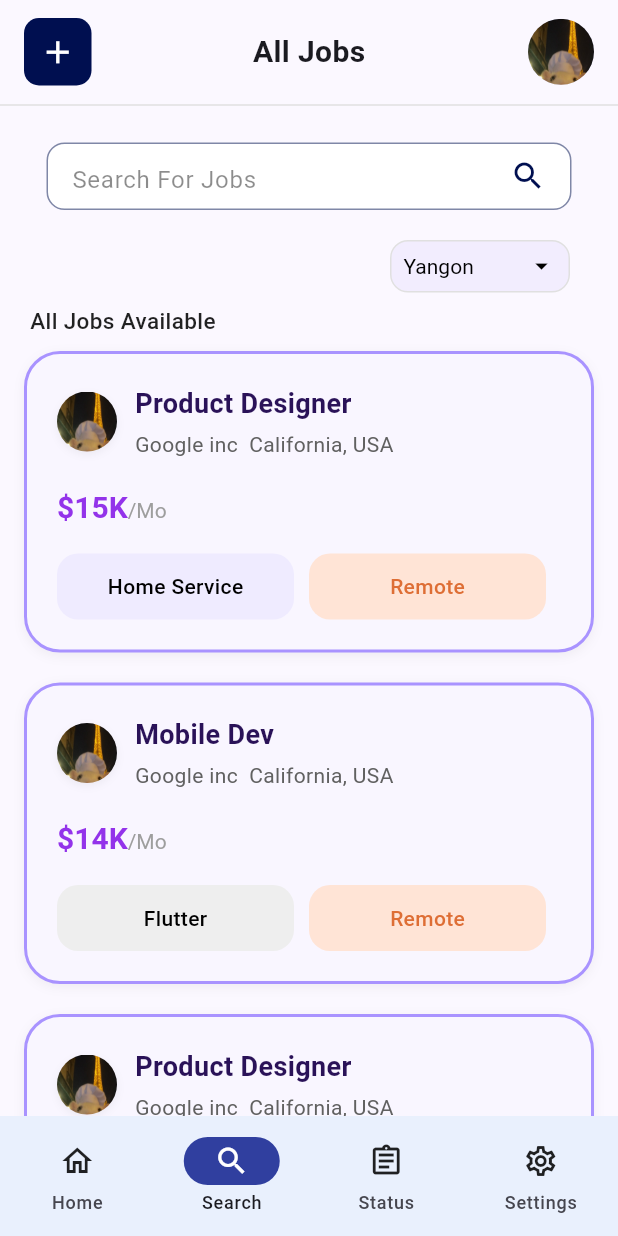
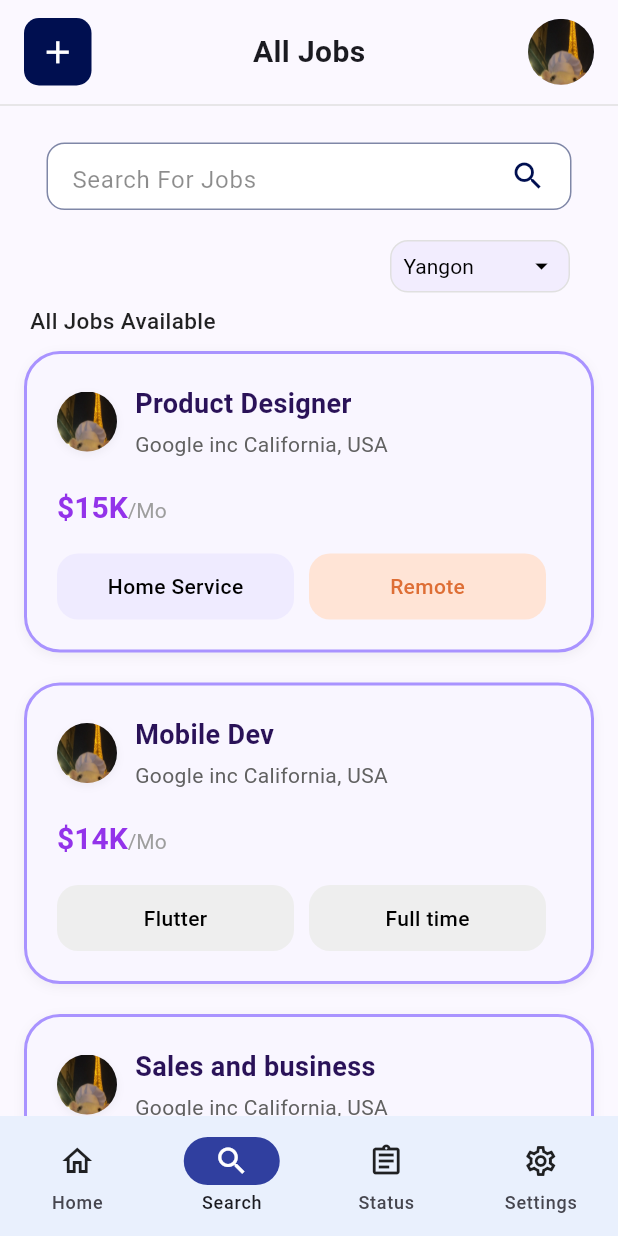
Before and after one commit to nypoclary/easy_hire, a Flutter app: the JobSearchScreen screen opened by its route, on a phone screen of 412 x 824 dp. Run offline on Flutter 3.47's test engine with Material 3 defaults, Android fonts, the phone set to English and light mode, and no system bars; our stand-ins replace flutter_riverpod, go_router.

Commit message:
job_filter_options_feat_final

```diff
--- a/lib/core/app_router.dart
+++ b/lib/core/app_router.dart
@@ -7,11 +7,11 @@ import 'package:go_router/go_router.dart';
 
 class AppRouter {
   static final router = GoRouter(
-    initialLocation: '/home',
+    initialLocation: '/',
     //errorBuilder: (context, state) => const NotFoundScreen(),
     routes: [
       GoRoute(
-        path: '/home',
+        path: '/',
         name: 'home',
           builder: (context, state) => const BottomNav(
             selectedIndex: 0,
@@ -19,15 +19,25 @@ class AppRouter {
           ),
       ),
       GoRoute(
-        path: '/search',
+        path: '/job-search',
         name: 'jobSearch',
         builder: (context, state) => const BottomNav(
           selectedIndex: 1,
-          child: JobSearchScreen(),
+          child: JobSearchScreen(category: null),
         ),
+        routes: [
+          // Make this a sub-route of /job-search
+          GoRoute(
+            path: ':category',
+            builder: (context, state) {
+              final category = state.pathParameters['category']!;
+              return JobSearchScreen(category: category);
+            },
+          ),
+        ],
       ),
       GoRoute(
-        path: '/status',
+        path: '/job-status',
         name: 'jobStatus',
         builder: (context, state) => const BottomNav(
           selectedIndex: 2,
--- a/lib/core/widgets/add_bottom_sheet.dart
+++ b/lib/core/widgets/add_bottom_sheet.dart
@@ -1,5 +1,6 @@
 import 'package:flutter/material.dart';
 import 'package:easy_hire/core/app_theme.dart';
+import 'package:go_router/go_router.dart';
 
 class AddBottomSheet extends StatelessWidget {
   const AddBottomSheet({super.key});
@@ -45,7 +46,7 @@ class AddBottomSheet extends StatelessWidget {
             width: 300,
             child: ElevatedButton(
               onPressed: () {
-                // TODO: Add your navigation logic
+                context.go('/job-search');
               },
               style: ElevatedButton.styleFrom(
                 backgroundColor: AppTheme.primaryNavyBlue, // deep navy blue
--- a/lib/core/widgets/bottom_nav.dart
+++ b/lib/core/widgets/bottom_nav.dart
@@ -11,7 +11,7 @@ class BottomNav extends StatelessWidget {
     required this.selectedIndex,
   });
 
-  static const tabs = ['/home', '/search', '/status', '/settings'];
+  static const tabs = ['/', '/job-search', '/job-status', '/settings'];
 
   @override
   Widget build(BuildContext context) {
--- a/lib/features/home/view/home_screen.dart
+++ b/lib/features/home/view/home_screen.dart
@@ -73,7 +73,7 @@ class _HomeScreenState extends State<HomeScreen> {
                     role: 'Mobile Dev',
                     company: 'Google inc  California, USA',
                     salary: '\$14K',
-                    tags: ['Flutter', 'Remote'],
+                    tags: ['Flutter', 'Full time'],
                     imageAsset: 'assets/images/profile_pic.jpg',
                     onTap: () {
                       debugPrint('🟣 Card tapped!');
--- a/lib/features/home/widgets/job_filter_options.dart
+++ b/lib/features/home/widgets/job_filter_options.dart
@@ -1,4 +1,5 @@
 import 'package:flutter/material.dart';
+import 'package:go_router/go_router.dart';
 
 class JobFilterOptions extends StatelessWidget {
   const JobFilterOptions({super.key});
@@ -22,7 +23,7 @@ class JobFilterOptions extends StatelessWidget {
                 color: const Color(0xFFFABFBC),
                 borderColor: const Color(0xFFA2CEF4),
                 onTap: () {
-                  print('Remote Job selected');
+                  context.go('/job-search/Remote');
                 },
               ),
             ),
@@ -43,7 +44,7 @@ class JobFilterOptions extends StatelessWidget {
                     color: const Color(0xFFE2F8D5),
                     borderColor: const Color(0xFFCBF4A2).withOpacity(0.5),
                     onTap: () {
-                      print('Part Time selected');
+                      context.go('/job-search/Part%20Time');
                     },
                   ),
                 ),
@@ -57,10 +58,11 @@ class JobFilterOptions extends StatelessWidget {
                     color: const Color(0xFFB5E2FA),
                     borderColor: const Color(0xFF7FC3FF).withOpacity(0.5),
                     onTap: () {
-                      print('Full Time selected');
+                      context.go('/job-search/Full%20Time');
                     },
                   ),
                 ),
+
               ],
             ),
           ),
--- a/lib/features/job_search/view/job_search_screen.dart
+++ b/lib/features/job_search/view/job_search_screen.dart
@@ -3,9 +3,12 @@ import 'package:easy_hire/core/widgets/header.dart';
 import 'package:easy_hire/core/widgets/job_search_bar.dart';
 import 'package:easy_hire/features/home/widgets/location_filter_chip.dart';
 import 'package:easy_hire/core/widgets/job_card.dart';
+import 'package:go_router/go_router.dart';
 
 class JobSearchScreen extends StatefulWidget {
-  const JobSearchScreen({super.key});
+  final String? category;
+
+  const JobSearchScreen({super.key, required this.category});
 
   @override
   State<JobSearchScreen> createState() => _JobSearchScreenState();
@@ -16,12 +19,53 @@ class _JobSearchScreenState extends State<JobSearchScreen> {
 
   @override
   Widget build(BuildContext context) {
+    final jobData = [
+      {
+        'role': 'Product Designer',
+        'company': 'Google inc California, USA',
+        'salary': '\$15K',
+        'tags': ['Home Service', 'Remote'],
+      },
+      {
+        'role': 'Mobile Dev',
+        'company': 'Google inc California, USA',
+        'salary': '\$14K',
+        'tags': ['Flutter', 'Full time'],
+      },
+      {
+        'role': 'Sales and business',
+        'company': 'Google inc California, USA',
+        'salary': '\$14K',
+        'tags': ['Real Estate', 'Part time'],
+      },
+    ];
+
+
+    final filteredJobs = widget.category != null && widget.category != 'all'
+        ? jobData.where((job) {
+      final tags = (job['tags'] as List).cast<String>();
+      return tags.any((tag) =>
+          tag.toLowerCase().contains(widget.category!.toLowerCase()));
+    }).toList()
+        : jobData;
+
     return Scaffold(
       body: SafeArea(
         child: Column(
           crossAxisAlignment: CrossAxisAlignment.start,
           children: [
-            Header(title: 'All Jobs'),
+            if (widget.category != null)
+              Padding(
+                padding: const EdgeInsets.only(top: 12.0, left: 8.0),
+                child: IconButton(
+                  icon: const Icon(Icons.arrow_back),
+                  onPressed: () => context.go('/'),
+                ),
+              ),
+            Header(
+                title: widget.category != null
+                    ? '${widget.category} Jobs'
+                    : 'All Jobs'),
             SizedBox(height: 24),
             JobSearchBar(
               onChanged: (query) {
@@ -52,51 +96,78 @@ class _JobSearchScreenState extends State<JobSearchScreen> {
                 ),
               ),
             ),
+            // Expanded(
+            //   child: ListView(
+            //     padding: EdgeInsets.symmetric(horizontal: 16),
+            //     children: [
+            //       JobCardWidget(
+            //         role: 'Product Designer',
+            //         company: 'Google inc  California, USA',
+            //         salary: '\$15K',
+            //         tags: ['Home Service', 'Remote'],
+            //         imageAsset: 'assets/images/profile_pic.jpg',
+            //         onTap: () {
+            //           debugPrint('🟣 Card tapped!');
+            //         },
+            //       ),
+            //       JobCardWidget(
+            //         role: 'Mobile Dev',
+            //         company: 'Google inc  California, USA',
+            //         salary: '\$14K',
+            //         tags: ['Flutter', 'Full time'],
+            //         imageAsset: 'assets/images/profile_pic.jpg',
+            //         onTap: () {
+            //           debugPrint('🟣 Card tapped!');
+            //         },
+            //       ),
+            //       JobCardWidget(
+            //         role: 'Product Designer',
+            //         company: 'Google inc  California, USA',
+            //         salary: '\$15K',
+            //         tags: ['Home Service', 'Remote'],
+            //         imageAsset: 'assets/images/profile_pic.jpg',
+            //         onTap: () {
+            //           debugPrint('🟣 Card tapped!');
+            //         },
+            //       ),
+            //       JobCardWidget(
+            //         role: 'Sales and business',
+            //         company: 'Google inc  California, USA',
+            //         salary: '\$14K',
+            //         tags: ['Real Estate', 'Part time'],
+            //         imageAsset: 'assets/images/profile_pic.jpg',
+            //         onTap: () {
+            //           debugPrint('🟣 Card tapped!');
+            //         },
+            //       ),
+            //       JobCardWidget(
+            //         role: 'Sales and business',
+            //         company: 'Google inc  California, USA',
+            //         salary: '\$14K',
+            //         tags: ['Real Estate', 'Part time'],
+            //         imageAsset: 'assets/images/profile_pic.jpg',
+            //         onTap: () {
+            //           debugPrint('🟣 Card tapped!');
+            //         },
+            //       ),
+            //     ],
+            //   ),
+            // ),
             Expanded(
-              child: ListView(
-                padding: EdgeInsets.symmetric(horizontal: 16),
-                children: [
-                  JobCardWidget(
-                    role: 'Product Designer',
-                    company: 'Google inc  California, USA',
-                    salary: '\$15K',
-                    tags: ['Home Service', 'Remote'],
+              child: ListView.builder(
+                padding: const EdgeInsets.symmetric(horizontal: 16),
+                itemCount: filteredJobs.length,
+                itemBuilder: (context, index) {
+                  final job = filteredJobs[index];
+                  return JobCardWidget(
+                    role: job['role'] as String,
+                    company: job['company'] as String,
+                    salary: job['salary'] as String,
+                    tags: (job['tags'] as List).cast<String>(),
                     imageAsset: 'assets/images/profile_pic.jpg',
-                    onTap: () {
-                      debugPrint('🟣 Card tapped!');
-                    },
-                  ),
-                  JobCardWidget(
-                    role: 'Mobile Dev',
-                    company: 'Google inc  California, USA',
-                    salary: '\$14K',
-                    tags: ['Flutter', 'Remote'],
-                    imageAsset: 'assets/images/profile_pic.jpg',
-                    onTap: () {
-                      debugPrint('🟣 Card tapped!');
-                    },
-                  ),
-                  JobCardWidget(
-                    role: 'Product Designer',
-                    company: 'Google inc  California, USA',
-                    salary: '\$15K',
-                    tags: ['Home Service', 'Remote'],
-                    imageAsset: 'assets/images/profile_pic.jpg',
-                    onTap: () {
-                      debugPrint('🟣 Card tapped!');
-                    },
-                  ),
-                  JobCardWidget(
-                    role: 'Mobile Dev',
-                    company: 'Google inc  California, USA',
-                    salary: '\$14K',
-                    tags: ['Flutter', 'Remote'],
-                    imageAsset: 'assets/images/profile_pic.jpg',
-                    onTap: () {
-                      debugPrint('🟣 Card tapped!');
-                    },
-                  ),
-                ],
+                    onTap: () => debugPrint('🟣 Card tapped!'),
+                  );
+                },
               ),
             ),
           ],
--- a/lib/main.dart
+++ b/lib/main.dart
@@ -2,11 +2,13 @@ import 'package:easy_hire/core/app_constants.dart';
 import 'package:flutter/material.dart';
 import 'core/app_router.dart';
 import 'core/app_theme.dart';
-
+import 'package:flutter_riverpod/flutter_riverpod.dart';
 void main() async {
   WidgetsFlutterBinding.ensureInitialized();
 
-  runApp(MyApp());
+  runApp(const ProviderScope(
+    child: MyApp(),
+  ));
 }
 
 class MyApp extends StatelessWidget {
--- a/pubspec.yaml
+++ b/pubspec.yaml
@@ -31,6 +31,7 @@ dependencies:
   flutter:
     sdk: flutter
   go_router: ^15.1.2
+  flutter_riverpod: ^2.5.1
 
   # The following adds the Cupertino Icons font to your application.
   # Use with the CupertinoIcons class for iOS style icons.
```
Also changed, not shown: lib/features/job_apply/view/job_apply_screen.dart (added), pubspec.lock.
